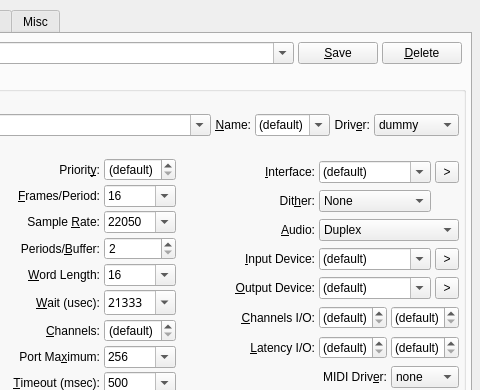
Before: the Qt Designer form src/qjackctlSetupForm.ui in rncbc/qjackctl, drawn with Qt 5; both pictures show x 195 to 675 and y 0 to 390 of the 675 by 503 pixel window.
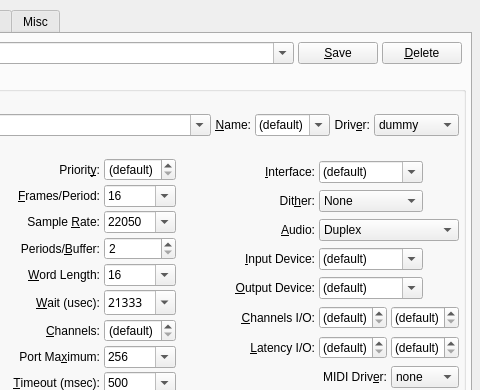
After: the same form once the commit is applied. Icons and pictures are not drawn. Custom widgets are drawn as their Qt base class.

Commit message: - Interface device selection is now unified, by moving the old   '>' pop-up menu into the customized combo-box drop-down list   showing all available card/device names and descriptions (on   a patch by Arnout Engelen, thanks).

```diff
--- a/src/qjackctlSetupForm.ui
+++ b/src/qjackctlSetupForm.ui
@@ -1225,37 +1225,6 @@
               </item>
              </widget>
             </item>
-            <item row="0" column="3">
-             <widget class="QToolButton" name="InterfaceToolButton">
-              <property name="minimumSize">
-               <size>
-                <width>22</width>
-                <height>22</height>
-               </size>
-              </property>
-              <property name="maximumSize">
-               <size>
-                <width>24</width>
-                <height>24</height>
-               </size>
-              </property>
-              <property name="font">
-               <font>
-                <weight>50</weight>
-                <bold>false</bold>
-               </font>
-              </property>
-              <property name="focusPolicy">
-               <enum>Qt::TabFocus</enum>
-              </property>
-              <property name="toolTip">
-               <string>Select PCM device name</string>
-              </property>
-              <property name="text">
-               <string>&gt;</string>
-              </property>
-             </widget>
-            </item>
             <item row="1" column="0">
              <widget class="QLabel" name="DitherTextLabel">
               <property name="font">
@@ -1430,37 +1399,6 @@
               </item>
              </widget>
             </item>
-            <item row="3" column="3">
-             <widget class="QToolButton" name="InDeviceToolButton">
-              <property name="minimumSize">
-               <size>
-                <width>22</width>
-                <height>22</height>
-               </size>
-              </property>
-              <property name="maximumSize">
-               <size>
-                <width>24</width>
-                <height>24</height>
-               </size>
-              </property>
-              <property name="font">
-               <font>
-                <weight>50</weight>
-                <bold>false</bold>
-               </font>
-              </property>
-              <property name="focusPolicy">
-               <enum>Qt::TabFocus</enum>
-              </property>
-              <property name="toolTip">
-               <string>Select input device for capture</string>
-              </property>
-              <property name="text">
-               <string>&gt;</string>
-              </property>
-             </widget>
-            </item>
             <item row="4" column="0">
              <widget class="QLabel" name="OutDeviceTextLabel">
               <property name="font">
@@ -1524,37 +1462,6 @@
               </item>
              </widget>
             </item>
-            <item row="4" column="3">
-             <widget class="QToolButton" name="OutDeviceToolButton">
-              <property name="minimumSize">
-               <size>
-                <width>22</width>
-                <height>22</height>
-               </size>
-              </property>
-              <property name="maximumSize">
-               <size>
-                <width>24</width>
-                <height>24</height>
-               </size>
-              </property>
-              <property name="font">
-               <font>
-                <weight>50</weight>
-                <bold>false</bold>
-               </font>
-              </property>
-              <property name="focusPolicy">
-               <enum>Qt::TabFocus</enum>
-              </property>
-              <property name="toolTip">
-               <string>Select output device for playback</string>
-              </property>
-              <property name="text">
-               <string>&gt;</string>
-              </property>
-             </widget>
-            </item>
             <item row="5" column="0">
              <widget class="QLabel" name="InOutChannelsTextLabel">
               <property name="font">
@@ -4238,6 +4145,13 @@
   </layout>
  </widget>
  <layoutdefault spacing="4" margin="4"/>
+ <customwidgets>
+  <customwidget>
+   <class>qjackctlInterfaceComboBox</class>
+   <extends>QComboBox</extends>
+   <header>qjackctlInterfaceComboBox.h</header>
+  </customwidget>
+ </customwidgets>
  <tabstops>
   <tabstop>SetupTabWidget</tabstop>
   <tabstop>PresetComboBox</tabstop>
```
Left out of the diff: 9 changed lines with no effect on the pictures. The commit also changes 8 other files.
